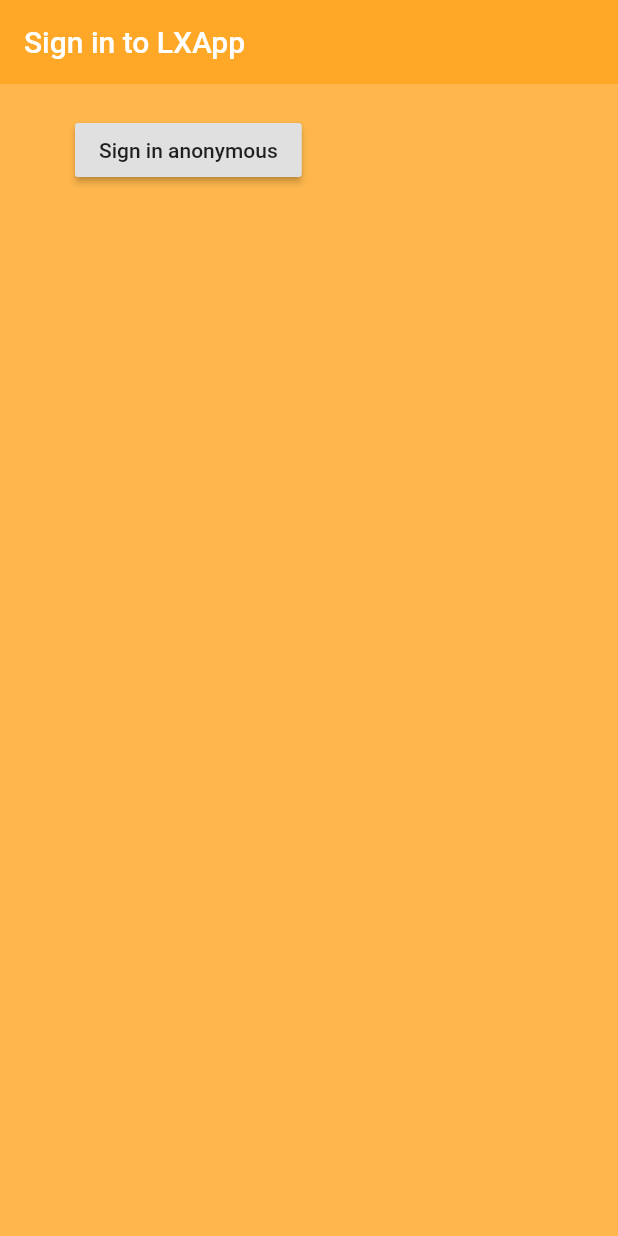
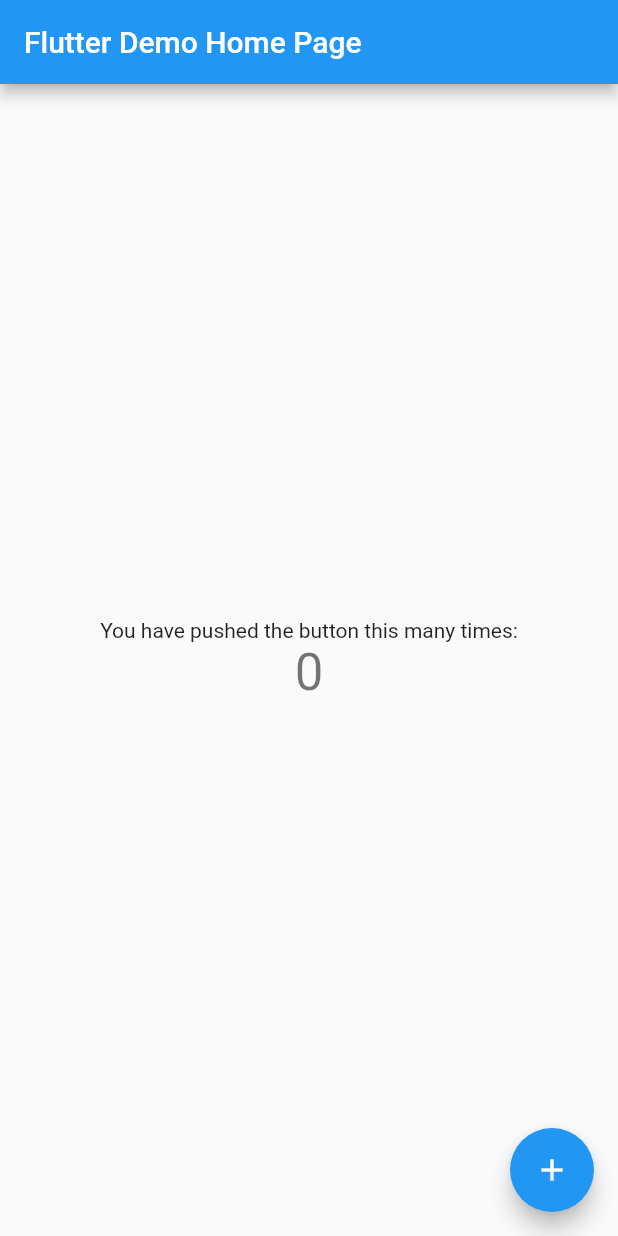
Before and after one commit to jasonnonstop10/csc234projectGroup3, a Flutter app: the screen it shows after launch, on a phone screen of 412 x 824 dp. Run offline on Flutter 3.47's test engine with Material 2 defaults, Android fonts, the phone set to English and light mode, and no system bars.

Commit message:
[FIX]Start new project because too many error

```diff
--- a/lxapp/lib/main.dart
+++ b/lxapp/lib/main.dart
@@ -1,14 +1,117 @@
 import 'package:flutter/material.dart';
-import 'package:lxapp/screens/wrapper.dart';
 
-void main() => runApp(MyApp());
+void main() {
+  runApp(MyApp());
+}
 
 class MyApp extends StatelessWidget {
   // This widget is the root of your application.
   @override
   Widget build(BuildContext context) {
     return MaterialApp(
-      home: Wrapper(),
+      title: 'Flutter Demo',
+      theme: ThemeData(
+        // This is the theme of your application.
+        //
+        // Try running your application with "flutter run". You'll see the
+        // application has a blue toolbar. Then, without quitting the app, try
+        // changing the primarySwatch below to Colors.green and then invoke
+        // "hot reload" (press "r" in the console where you ran "flutter run",
+        // or simply save your changes to "hot reload" in a Flutter IDE).
+        // Notice that the counter didn't reset back to zero; the application
+        // is not restarted.
+        primarySwatch: Colors.blue,
+        // This makes the visual density adapt to the platform that you run
+        // the app on. For desktop platforms, the controls will be smaller and
+        // closer together (more dense) than on mobile platforms.
+        visualDensity: VisualDensity.adaptivePlatformDensity,
+      ),
+      home: MyHomePage(title: 'Flutter Demo Home Page'),
     );
   }
 }
+
+class MyHomePage extends StatefulWidget {
+  MyHomePage({Key key, this.title}) : super(key: key);
+
+  // This widget is the home page of your application. It is stateful, meaning
+  // that it has a State object (defined below) that contains fields that affect
+  // how it looks.
+
+  // This class is the configuration for the state. It holds the values (in this
+  // case the title) provided by the parent (in this case the App widget) and
+  // used by the build method of the State. Fields in a Widget subclass are
+  // always marked "final".
+
+  final String title;
+
+  @override
+  _MyHomePageState createState() => _MyHomePageState();
+}
+
+class _MyHomePageState extends State<MyHomePage> {
+  int _counter = 0;
+
+  void _incrementCounter() {
+    setState(() {
+      // This call to setState tells the Flutter framework that something has
+      // changed in this State, which causes it to rerun the build method below
+      // so that the display can reflect the updated values. If we changed
+      // _counter without calling setState(), then the build method would not be
+      // called again, and so nothing would appear to happen.
+      _counter++;
+    });
+  }
+
+  @override
+  Widget build(BuildContext context) {
+    // This method is rerun every time setState is called, for instance as done
+    // by the _incrementCounter method above.
+    //
+    // The Flutter framework has been optimized to make rerunning build methods
+    // fast, so that you can just rebuild anything that needs updating rather
+    // than having to individually change instances of widgets.
+    return Scaffold(
+      appBar: AppBar(
+        // Here we take the value from the MyHomePage object that was created by
+        // the App.build method, and use it to set our appbar title.
+        title: Text(widget.title),
+      ),
+      body: Center(
+        // Center is a layout widget. It takes a single child and positions it
+        // in the middle of the parent.
+        child: Column(
+          // Column is also a layout widget. It takes a list of children and
+          // arranges them vertically. By default, it sizes itself to fit its
+          // children horizontally, and tries to be as tall as its parent.
+          //
+          // Invoke "debug painting" (press "p" in the console, choose the
+          // "Toggle Debug Paint" action from the Flutter Inspector in Android
+          // Studio, or the "Toggle Debug Paint" command in Visual Studio Code)
+          // to see the wireframe for each widget.
+          //
+          // Column has various properties to control how it sizes itself and
+          // how it positions its children. Here we use mainAxisAlignment to
+          // center the children vertically; the main axis here is the vertical
+          // axis because Columns are vertical (the cross axis would be
+          // horizontal).
+          mainAxisAlignment: MainAxisAlignment.center,
+          children: <Widget>[
+            Text(
+              'You have pushed the button this many times:',
+            ),
+            Text(
+              '$_counter',
+              style: Theme.of(context).textTheme.headline4,
+            ),
+          ],
+        ),
+      ),
+      floatingActionButton: FloatingActionButton(
+        onPressed: _incrementCounter,
+        tooltip: 'Increment',
+        child: Icon(Icons.add),
+      ), // This trailing comma makes auto-formatting nicer for build methods.
+    );
+  }
+}
--- a/lxapp/lib/screens/authenticate/authenticate.dart
+++ /dev/null
@@ -1,16 +0,0 @@
-import 'package:flutter/material.dart';
-import 'package:lxapp/screens/authenticate/sign_in.dart';
-
-class Authenticate extends StatefulWidget {
-  @override
-  _AuthenticateState createState() => _AuthenticateState();
-}
-
-class _AuthenticateState extends State<Authenticate> {
-  @override
-  Widget build(BuildContext context) {
-    return Container(
-      child: SignIn(),
-    );
-  }
-}
--- a/lxapp/lib/screens/authenticate/sign_in.dart
+++ /dev/null
@@ -1,37 +0,0 @@
-import 'package:flutter/material.dart';
-import 'package:lxapp/services/auth.dart';
-
-class SignIn extends StatefulWidget {
-  @override
-  _SignInState createState() => _SignInState();
-}
-
-class _SignInState extends State<SignIn> {
-  final AuthService _auth = AuthService();
-  @override
-  Widget build(BuildContext context) {
-    return Scaffold(
-      backgroundColor: Colors.orange[300],
-      appBar: AppBar(
-        backgroundColor: Colors.orange[400],
-        elevation: 0.0,
-        title: Text('Sign in to LXApp'),
-      ),
-      body: Container(
-        padding: EdgeInsets.symmetric(vertical: 20.0, horizontal: 50.0),
-        child: RaisedButton(
-          child: Text('Sign in anonymous'),
-          onPressed: () async {
-            dynamic result = await _auth.signInAnon();
-            if(result == null){
-              print('error signing in');
-            } else {
-              print('signed in');
-              print(result);
-            }
-          },
-        ),
-      ),
-    );
-  }
-}
--- a/lxapp/lib/screens/wrapper.dart
+++ /dev/null
@@ -1,13 +0,0 @@
-import 'package:flutter/material.dart';
-import 'package:lxapp/screens/authenticate/authenticate.dart';
-import 'package:lxapp/screens/home/home.dart';
-
-class Wrapper extends StatelessWidget {
-  @override
-  Widget build(BuildContext context) {
-
-    // return either the Home or Authenticate widget
-    return Authenticate();
-
-  }
-}
```
Also changed, not shown: lxapp/lib/screens/home/home.dart (deleted, +0 -10 lines), lxapp/lib/services/auth.dart (deleted, +0 -26 lines), lxapp/pubspec.yaml (+13 -8 lines), lxapp/pubspec.lock, 15 other files.
